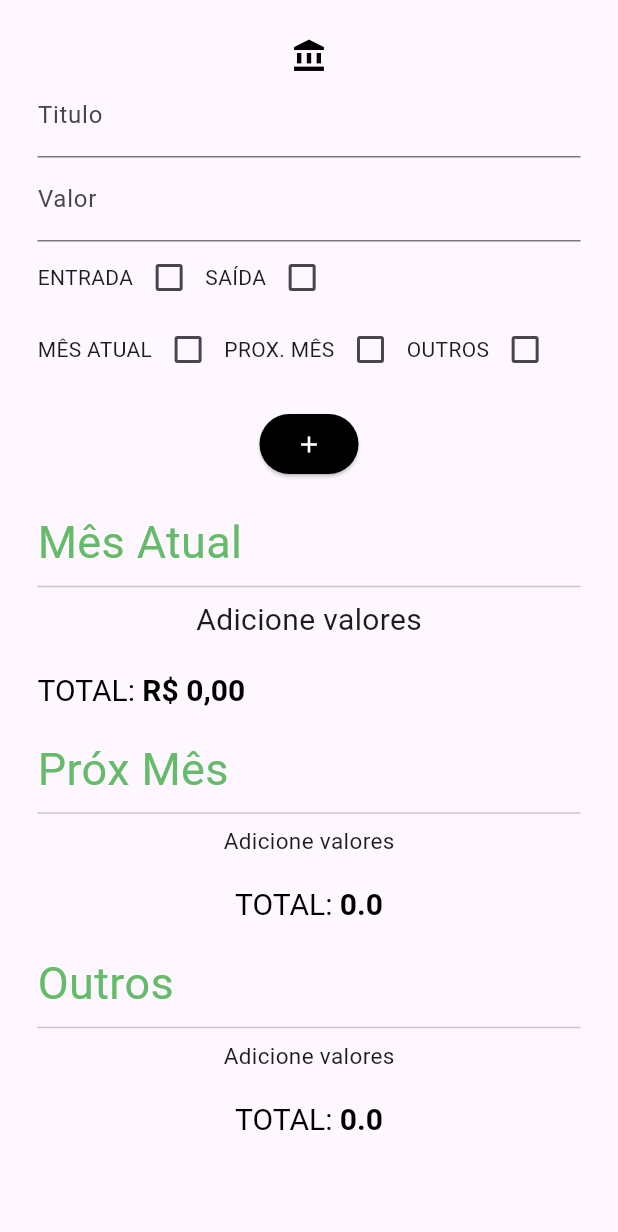
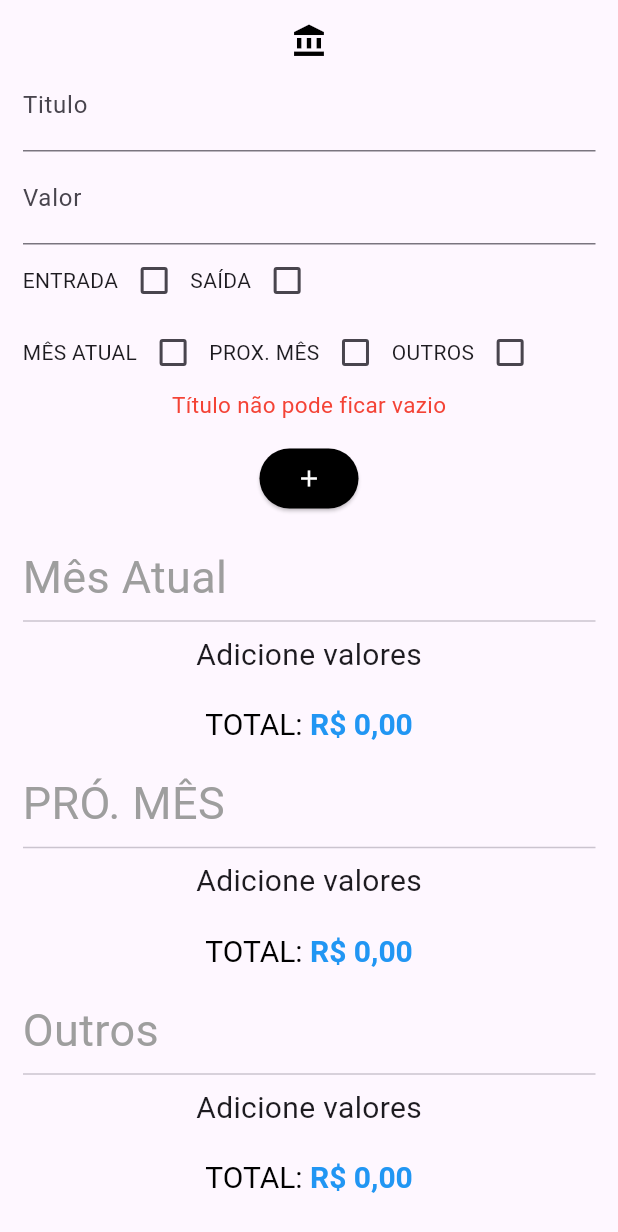
Before and after one commit to rafaelcastrobr/gastos_gerais_app_flutter, a Flutter app: the screen it shows after launch, after a tap on the "add" icon, on a phone screen of 412 x 824 dp. Shown: the top 1232 px of the screen. Run offline on Flutter 3.47's test engine with Material 3 defaults, Android fonts, the phone set to English and light mode, and no system bars; our stand-ins replace bloc, brasil_fields, equatable, flutter_bloc, hydrated_bloc, shared_preferences; missing offline and left inert: flutter_guid.

Commit message:
finish: version 1.0

```diff
--- a/lib/bloc/create_list_cubit/create_list_cubit.dart
+++ b/lib/bloc/create_list_cubit/create_list_cubit.dart
@@ -4,7 +4,6 @@ import 'package:bloc/bloc.dart';
 import 'package:equatable/equatable.dart';
 import 'package:flutter/material.dart';
 import 'package:gastos_gerais_app_flutter/models/listas_model.dart';
-import 'package:meta/meta.dart';
 import 'package:hydrated_bloc/hydrated_bloc.dart';
 import 'package:shared_preferences/shared_preferences.dart';
 
--- a/lib/functions/formaterValor.dart
+++ b/lib/functions/formaterValor.dart
@@ -1,3 +1,4 @@
+import 'package:flutter/material.dart';
 import 'package:intl/intl.dart';
 
 class Formatervalor {
@@ -10,19 +11,28 @@ class Formatervalor {
   }
 
   static double limparString(String valor, bool entrada, bool saida) {
-    String valorFormatado = valor;
-    String valorSemPontos = valorFormatado.replaceAll('.', '');
-    String valorComPonto = valorSemPontos.replaceAll(',', '.');
-    double valorNumerico = double.parse(valorComPonto);
-    double valorEntradaSaida = 0;
+    String valorFormatado = valor.trim();
+    String valorComPonto = valorFormatado.replaceAll(',', '.');
+    double valorNumerico = valorComPonto.isEmpty ? 0.0 : double.parse(valorComPonto);
+    double valorEntradaSaida = 0.0;
 
     if (entrada) {
-      valorEntradaSaida = valorNumerico;
+      valorEntradaSaida =valorComPonto.contains('-') ? valorNumerico.abs() : valorNumerico;
     }
     if (saida) {
       valorEntradaSaida = -valorNumerico;
     }
 
+    if (!saida && !entrada) {
+      valorEntradaSaida = valorNumerico;
+    }
+
     return valorEntradaSaida;
   }
+
+  static Color verificaSeENegativo(String valor) {
+    bool valorDouble = valor.contains('-');
+
+    return valorDouble ? Colors.red : Colors.blue;
+  }
 }
--- a/lib/main.dart
+++ b/lib/main.dart
@@ -1,10 +1,7 @@
-import 'package:flutter/foundation.dart';
 import 'package:flutter/material.dart';
 import 'package:gastos_gerais_app_flutter/bloc/create_list_cubit/create_list_cubit.dart';
 import 'package:gastos_gerais_app_flutter/screens/Home.dart';
-import 'package:hydrated_bloc/hydrated_bloc.dart';
 import 'package:flutter_bloc/flutter_bloc.dart';
-import 'package:path_provider/path_provider.dart';
 
 Future<void> main() async {
   runApp(const MyApp());
--- a/lib/screens/Home.dart
+++ b/lib/screens/Home.dart
@@ -23,6 +23,7 @@ class _HomeState extends State<Home> {
   late final TextEditingController _controllerTitulo;
   late final TextEditingController _controllerValor;
   late final CreateListCubit createListCubit;
+  final ValueNotifier valueNotifier = ValueNotifier("");
 
   bool mesAtualCheck = false;
   bool proxMesCheck = false;
@@ -32,6 +33,7 @@ class _HomeState extends State<Home> {
   bool saidaCheck = false;
 
   bool error = false;
+  String errorText = '';
 
   @override
   void initState() {
@@ -46,7 +48,27 @@ class _HomeState extends State<Home> {
     super.initState();
   }
 
-  listShared() async {
+  bool validarEntrada() {
+    var valorNumerico = Formatervalor.limparString(createListCubit.state.controllerValor!.text, entradaCheck, saidaCheck);
+
+    if (createListCubit.state.controllerTitulo!.text.isEmpty) {
+      valueNotifier.value = 'Título não pode ficar vazio';
+      return false;
+    } else if (valorNumerico == 0) {
+      valueNotifier.value = 'Valor não pode ficar vazio';
+      return false;
+    } else if (!entradaCheck && !saidaCheck) {
+      valueNotifier.value = 'É preciso dizer se é entrada ou saída';
+      return false;
+    } else if (!mesAtualCheck && !proxMesCheck && !outrosCheck) {
+      valueNotifier.value = 'É preciso dizer para qual lista deve ir';
+      return false;
+    } else {
+      return true;
+    }
+  }
+
+  void listShared() async {
     final SharedPreferences prefs = await SharedPreferences.getInstance();
 
     // prefs.remove('mesAtual');
@@ -66,7 +88,7 @@ class _HomeState extends State<Home> {
         onTap: () => FocusScope.of(context).requestFocus(FocusNode()),
         child: Scaffold(
           body: Padding(
-            padding: const EdgeInsets.all(25),
+            padding: const EdgeInsets.all(15),
             child: SingleChildScrollView(
               child: BlocBuilder<CreateListCubit, CreateListState>(
                 bloc: createListCubit,
@@ -80,7 +102,7 @@ class _HomeState extends State<Home> {
                       Row(children: [
                         const Text('ENTRADA'),
                         Checkbox(
-                          value: mesAtualCheck,
+                          value: entradaCheck,
                           onChanged: (value) {
                             setState(() {
                               entradaCheck = !entradaCheck;
@@ -90,7 +112,7 @@ class _HomeState extends State<Home> {
                         ),
                         const Text('SAÍDA'),
                         Checkbox(
-                          value: proxMesCheck,
+                          value: saidaCheck,
                           onChanged: (value) {
                             setState(() {
                               saidaCheck = !saidaCheck;
@@ -102,7 +124,7 @@ class _HomeState extends State<Home> {
                       Row(children: [
                         const Text('MÊS ATUAL'),
                         Checkbox(
-                          value: entradaCheck,
+                          value: mesAtualCheck,
                           onChanged: (value) {
                             setState(() {
                               mesAtualCheck = !mesAtualCheck;
@@ -113,7 +135,7 @@ class _HomeState extends State<Home> {
                         ),
                         const Text('PROX. MÊS'),
                         Checkbox(
-                          value: saidaCheck,
+                          value: proxMesCheck,
                           onChanged: (value) {
                             setState(() {
                               mesAtualCheck = false;
@@ -134,26 +156,53 @@ class _HomeState extends State<Home> {
                           },
                         ),
                       ]),
+                      if (error)
+                        ValueListenableBuilder(
+                          valueListenable: valueNotifier,
+                          builder: (context, value, child) {
+                            return Text(
+                              '$value',
+                              style: const TextStyle(fontSize: 15, color: Colors.red),
+                            );
+                          },
+                        ),
                       Padding(
                         padding: const EdgeInsets.fromLTRB(0, 15, 0, 0),
                         child: ElevatedButton(
                           style: ElevatedButton.styleFrom(backgroundColor: Colors.black, foregroundColor: Colors.white),
                           onPressed: () {
+                            if (!validarEntrada()) {
+                              setState(() => error = true);
+                              return;
+                            } else {
+                              setState(() => error = false);
+                            }
+
+                            var valorNumerico = Formatervalor.limparString(state.controllerValor!.text, entradaCheck, saidaCheck);
+
                             Guid id = Guid.generate();
 
-                            var valorNumerico = Formatervalor.limparString(_controllerValor.text, entradaCheck, saidaCheck);
-
                             if (mesAtualCheck) {
-                              createListCubit.addTaskMesAtual(id.value, _controllerTitulo.text, valorNumerico);
+                              createListCubit.addTaskMesAtual(id.value, state.controllerTitulo!.text, valorNumerico);
                             }
 
                             if (proxMesCheck) {
-                              createListCubit.addTaskProxMes(id.value, _controllerTitulo.text, valorNumerico);
+                              createListCubit.addTaskProxMes(id.value, state.controllerTitulo!.text, valorNumerico);
                             }
 
                             if (outrosCheck) {
-                              createListCubit.addTaskOutros(id.value, _controllerTitulo.text, valorNumerico);
+                              createListCubit.addTaskOutros(id.value, state.controllerTitulo!.text, valorNumerico);
                             }
+
+                            state.controllerTitulo!.clear();
+                            state.controllerValor!.clear();
+                            setState(() {
+                              entradaCheck = false;
+                              saidaCheck = false;
+                              mesAtualCheck = false;
+                              proxMesCheck = false;
+                              outrosCheck = false;
+                            });
                           },
                           child: const Icon(Icons.add),
                         ),
@@ -164,6 +213,7 @@ class _HomeState extends State<Home> {
                       const ProxMesWidget(),
                       const SizedBox(height: 20),
                       const OutrosWidgets(),
+                      const SizedBox(height: 20)
                     ],
                   );
                 },
--- a/lib/screens/widgets/MesAtualWidgets.dart
+++ b/lib/screens/widgets/MesAtualWidgets.dart
@@ -19,19 +19,19 @@ class _MesAtualWidgetsState extends State<MesAtualWidgets> {
       bloc: createListCubit,
       builder: (context, state) {
         final listaMesAtual = state.mesAtual ?? [];
-
-        var total = listaMesAtual.fold(0.0, (previousValue, element) => previousValue + element.valor);
+        var total = Formatervalor.formaterForReal(listaMesAtual.fold(0.0, (previousValue, element) => previousValue + element.valor));
 
         return Column(
           children: [
-            Align(alignment: Alignment.centerLeft, child: Text('Mês Atual', style: TextStyle(fontSize: 30, color: Colors.green[400]))),
-            Divider(),
+            const Align(alignment: Alignment.centerLeft, child: Text('Mês Atual', style: TextStyle(fontSize: 30, color: Colors.grey))),
+            const Divider(),
             if (listaMesAtual.isEmpty) const Text('Adicione valores', style: TextStyle(fontSize: 20)),
             ListView.builder(
               shrinkWrap: true,
               physics: const NeverScrollableScrollPhysics(),
               itemCount: listaMesAtual.length,
               itemBuilder: (context, index) {
+                String valor = Formatervalor.formaterForReal(listaMesAtual[index].valor);
                 return Row(
                   children: [
                     IconButton(
@@ -41,37 +41,44 @@ class _MesAtualWidgetsState extends State<MesAtualWidgets> {
                         icon: const Icon(Icons.delete, color: Colors.red)),
                     IconButton(
                         onPressed: () {
-                          //createListCubit.deleteTaskMesAtual(listaMesAtual[index].id);
+                          TextEditingController contText = TextEditingController();
+                          TextEditingController contValor = TextEditingController();
+                          contText.text = listaMesAtual[index].titulo;
+                          contValor.text = listaMesAtual[index].valor.toString();
+
+                          createListCubit.initControllerText(contText, contValor);
                         },
                         icon: const Icon(Icons.copy, color: Colors.blue)),
                     IconButton(
                         onPressed: () {
-                          //createListCubit.editTaskMesAtual(listaMesAtual[index].id);
+                          TextEditingController contText = TextEditingController();
+                          TextEditingController contValor = TextEditingController();
+                          contText.text = listaMesAtual[index].titulo;
+                          contValor.text = listaMesAtual[index].valor.toString();
+
+                          createListCubit.initControllerText(contText, contValor);
+                          createListCubit.deleteTaskMesAtual(listaMesAtual[index].id);
                         },
                         icon: const Icon(Icons.edit, color: Colors.green)),
-                    Text('${listaMesAtual[index].titulo.toUpperCase()} * ${Formatervalor.formaterForReal(listaMesAtual[index].valor)}', style: TextStyle(fontSize: 25)),
+                    Row(
+                      children: [
+                        Text('${listaMesAtual[index].titulo.toUpperCase()} * ', style: const TextStyle(fontSize: 20)),
+                        Text(valor, style: TextStyle(fontSize: 20, color: Formatervalor.verificaSeENegativo(valor))),
+                      ],
+                    ),
                   ],
                 );
               },
             ),
             const SizedBox(height: 20),
-            Row(
-              crossAxisAlignment: CrossAxisAlignment.end,
-              children: [
             RichText(
               text: TextSpan(
                 text: 'TOTAL: ',
                 style: const TextStyle(fontSize: 20, color: Colors.black),
                 children: <TextSpan>[
-                      TextSpan(
-                          text: Formatervalor.formaterForReal(total),
-                          style: const TextStyle(
-                            fontWeight: FontWeight.bold,
-                          )),
+                  TextSpan(text: total, style: TextStyle(fontWeight: FontWeight.bold, color: Formatervalor.verificaSeENegativo(total))),
                 ],
               ),
-                ),
-              ],
             ),
           ],
         );
--- a/lib/screens/widgets/OutrosWidgets.dart
+++ b/lib/screens/widgets/OutrosWidgets.dart
@@ -1,6 +1,7 @@
 import 'package:flutter/material.dart';
 import 'package:flutter_bloc/flutter_bloc.dart';
 import 'package:gastos_gerais_app_flutter/bloc/create_list_cubit/create_list_cubit.dart';
+import 'package:gastos_gerais_app_flutter/functions/formaterValor.dart';
 
 class OutrosWidgets extends StatefulWidget {
   const OutrosWidgets({super.key});
@@ -19,18 +20,20 @@ class _OutrosWidgetsState extends State<OutrosWidgets> {
       builder: (context, state) {
         final listaOutros = state.outros ?? [];
 
-        var total = listaOutros.fold(0.0, (previousValue, element) => previousValue + element.valor);
+        var total = Formatervalor.formaterForReal(listaOutros.fold(0.0, (previousValue, element) => previousValue + element.valor));
 
         return Column(
           children: [
-            Align(alignment: Alignment.centerLeft, child: Text('Outros', style: TextStyle(fontSize: 30, color: Colors.green[400]))),
-            Divider(),
-            if (listaOutros.isEmpty) const Text('Adicione valores', style: TextStyle(fontSize: 15)),
+            const Align(alignment: Alignment.centerLeft, child: Text('Outros', style: TextStyle(fontSize: 30, color: Colors.grey))),
+            const Divider(),
+            if (listaOutros.isEmpty) const Text('Adicione valores', style: TextStyle(fontSize: 20)),
             ListView.builder(
               shrinkWrap: true,
               physics: const NeverScrollableScrollPhysics(),
               itemCount: listaOutros.length,
               itemBuilder: (context, index) {
+                String valor = Formatervalor.formaterForReal(listaOutros[index].valor);
+
                 return Row(
                   children: [
                     IconButton(
@@ -40,15 +43,31 @@ class _OutrosWidgetsState extends State<OutrosWidgets> {
                         icon: const Icon(Icons.delete, color: Colors.red)),
                     IconButton(
                         onPressed: () {
-                          //createListCubit.deleteTaskMesAtual(listaMesAtual[index].id);
+                          TextEditingController contText = TextEditingController();
+                          TextEditingController contValor = TextEditingController();
+                          contText.text = listaOutros[index].titulo;
+                          contValor.text = listaOutros[index].valor.toString();
+
+                          createListCubit.initControllerText(contText, contValor);
                         },
                         icon: const Icon(Icons.copy, color: Colors.blue)),
                     IconButton(
                         onPressed: () {
-                          //createListCubit.editTaskMesAtual(listaMesAtual[index].id);
+                          TextEditingController contText = TextEditingController();
+                          TextEditingController contValor = TextEditingController();
+                          contText.text = listaOutros[index].titulo;
+                          contValor.text = listaOutros[index].valor.toString();
+
+                          createListCubit.initControllerText(contText, contValor);
+                          createListCubit.deleteTaskMesAtual(listaOutros[index].id);
                         },
                         icon: const Icon(Icons.edit, color: Colors.green)),
-                    Text('${listaOutros[index].titulo.toUpperCase()} * ${listaOutros[index].valor}', style: TextStyle(fontSize: 25)),
+                    Row(
+                      children: [
+                        Text('${listaOutros[index].titulo.toUpperCase()} * ', style: const TextStyle(fontSize: 20)),
+                        Text(valor, style: TextStyle(fontSize: 20, color: Formatervalor.verificaSeENegativo(valor))),
+                      ],
+                    ),
                   ],
                 );
               },
@@ -59,11 +78,7 @@ class _OutrosWidgetsState extends State<OutrosWidgets> {
                 text: 'TOTAL: ',
                 style: const TextStyle(fontSize: 20, color: Colors.black),
                 children: <TextSpan>[
-                  TextSpan(
-                      text: '$total',
-                      style: const TextStyle(
-                        fontWeight: FontWeight.bold,
-                      )),
+                  TextSpan(text: total, style: TextStyle(fontWeight: FontWeight.bold, color: Formatervalor.verificaSeENegativo(total))),
                 ],
               ),
             ),
--- a/lib/screens/widgets/ProxMesWidgets.dart
+++ b/lib/screens/widgets/ProxMesWidgets.dart
@@ -1,6 +1,7 @@
 import 'package:flutter/material.dart';
 import 'package:flutter_bloc/flutter_bloc.dart';
 import 'package:gastos_gerais_app_flutter/bloc/create_list_cubit/create_list_cubit.dart';
+import 'package:gastos_gerais_app_flutter/functions/formaterValor.dart';
 
 class ProxMesWidget extends StatefulWidget {
   const ProxMesWidget({super.key});
@@ -19,18 +20,20 @@ class _ProxMesWidgetState extends State<ProxMesWidget> {
       builder: (context, state) {
         final listaProxMes = state.proxMes ?? [];
 
-        var total = listaProxMes.fold(0.0, (previousValue, element) => previousValue + element.valor);
+        var total = Formatervalor.formaterForReal(listaProxMes.fold(0.0, (previousValue, element) => previousValue + element.valor));
 
         return Column(
           children: [
-            Align(alignment: Alignment.centerLeft, child: Text('Próx Mês', style: TextStyle(fontSize: 30, color: Colors.green[400]))),
-            Divider(),
-            if (listaProxMes.isEmpty) const Text('Adicione valores', style: TextStyle(fontSize: 15)),
+            const Align(alignment: Alignment.centerLeft, child: Text('PRÓ. MÊS', style: TextStyle(fontSize: 30, color: Colors.grey))),
+            const Divider(),
+            if (listaProxMes.isEmpty) const Text('Adicione valores', style: TextStyle(fontSize: 20)),
             ListView.builder(
               shrinkWrap: true,
               physics: const NeverScrollableScrollPhysics(),
               itemCount: listaProxMes.length,
               itemBuilder: (context, index) {
+                String valor = Formatervalor.formaterForReal(listaProxMes[index].valor);
+
                 return Row(
                   children: [
                     IconButton(
@@ -40,15 +43,31 @@ class _ProxMesWidgetState extends State<ProxMesWidget> {
                         icon: const Icon(Icons.delete, color: Colors.red)),
                     IconButton(
                         onPressed: () {
-                          //createListCubit.deleteTaskMesAtual(listaMesAtual[index].id);
+                          TextEditingController contText = TextEditingController();
+                          TextEditingController contValor = TextEditingController();
+                          contText.text = listaProxMes[index].titulo;
+                          contValor.text = listaProxMes[index].valor.toString();
+
+                          createListCubit.initControllerText(contText, contValor);
                         },
                         icon: const Icon(Icons.copy, color: Colors.blue)),
                     IconButton(
                         onPressed: () {
-                          //createListCubit.editTaskMesAtual(listaMesAtual[index].id);
+                          TextEditingController contText = TextEditingController();
+                          TextEditingController contValor = TextEditingController();
+                          contText.text = listaProxMes[index].titulo;
+                          contValor.text = listaProxMes[index].valor.toString();
+
+                          createListCubit.initControllerText(contText, contValor);
+                          createListCubit.deleteTaskProxMes(listaProxMes[index].id);
                         },
                         icon: const Icon(Icons.edit, color: Colors.green)),
-                    Text('${listaProxMes[index].titulo.toUpperCase()} * ${listaProxMes[index].valor}', style: TextStyle(fontSize: 25)),
+                    Row(
+                      children: [
+                        Text('${listaProxMes[index].titulo.toUpperCase()} * ', style: const TextStyle(fontSize: 20)),
+                        Text(valor, style: TextStyle(fontSize: 20, color: Formatervalor.verificaSeENegativo(valor))),
+                      ],
+                    ),
                   ],
                 );
               },
@@ -59,11 +78,7 @@ class _ProxMesWidgetState extends State<ProxMesWidget> {
                 text: 'TOTAL: ',
                 style: const TextStyle(fontSize: 20, color: Colors.black),
                 children: <TextSpan>[
-                  TextSpan(
-                      text: '$total',
-                      style: const TextStyle(
-                        fontWeight: FontWeight.bold,
-                      )),
+                  TextSpan(text: total, style: TextStyle(fontWeight: FontWeight.bold, color: Formatervalor.verificaSeENegativo(total))),
                 ],
               ),
             ),
--- a/lib/utils/formtaterTexts.dart
+++ b/lib/utils/formtaterTexts.dart
@@ -1,4 +1,3 @@
-import 'package:flutter/material.dart';
 import 'package:flutter/services.dart';
 import 'package:intl/intl.dart';
 
--- a/lib/widgets/TextInputWidget.dart
+++ b/lib/widgets/TextInputWidget.dart
@@ -21,6 +21,7 @@ class _TextInputWidgetState extends State<TextInputWidget> {
   @override
   Widget build(BuildContext context) {
     return TextField(
+      style: const TextStyle(fontSize: 20),
       controller: widget.controller,
       keyboardType: widget.typeInput,
       inputFormatters: widget.isValor ? [CurrencyInputFormatter()] : [],
```
Also changed, not shown: 6 other files. Lines whose indentation alone changed are shown as unchanged.
